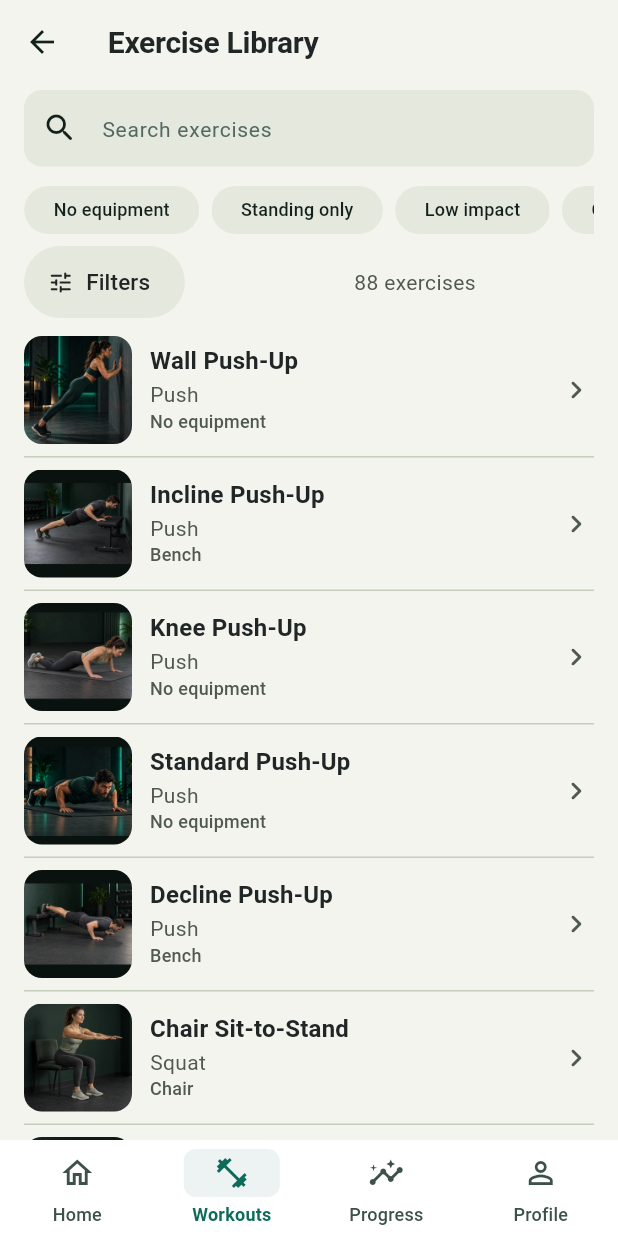
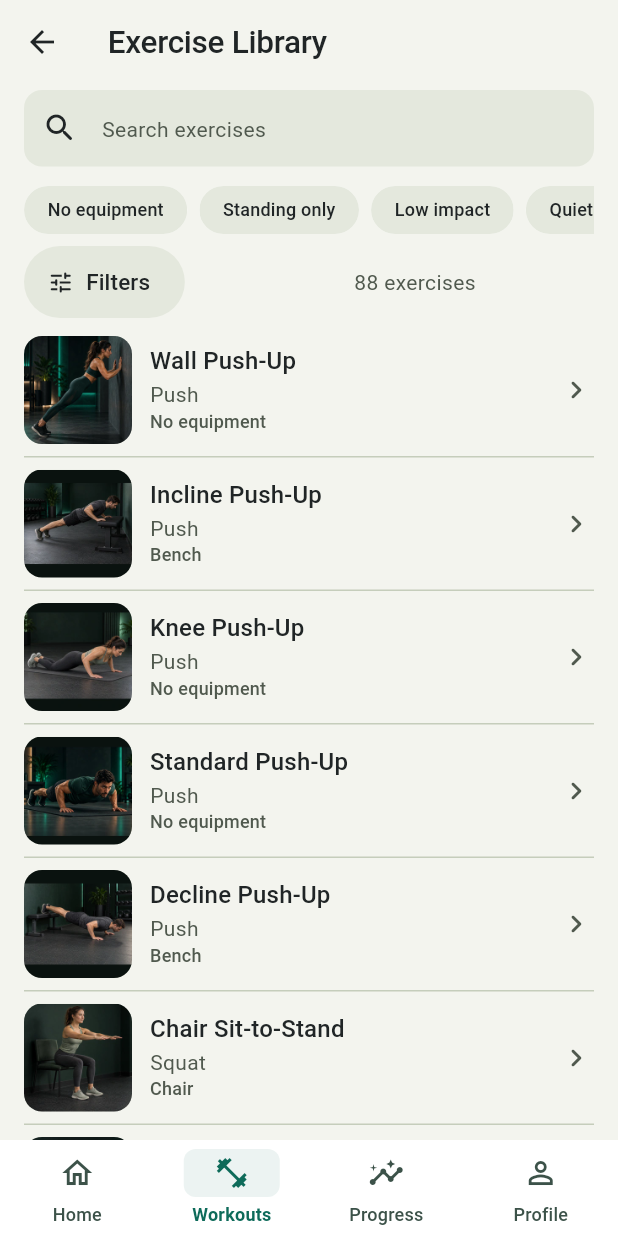
Before and after one commit to mu-spec/fitflow, a Flutter app: the ProgramSessionPlayerScreen screen opened directly with empty values, after a tap on "Back to programs", after a tap on "Exercise Library", on a phone screen of 412 x 824 dp. Run offline on Flutter 3.47's test engine with Material 3 defaults, Android fonts, the phone set to English and light mode, and no system bars; our stand-ins replace file_picker, flutter_local_notifications, flutter_riverpod, flutter_timezone, flutter_tts, go_router and 2 more; accounts and stored records are empty.

Commit message:
Complete Workouts-area presentation and nested flow polish

```diff
--- a/fitflow/lib/features/workouts/presentation/custom_workout_builder_screen.dart
+++ b/fitflow/lib/features/workouts/presentation/custom_workout_builder_screen.dart
@@ -183,6 +183,7 @@ class _CustomWorkoutBuilderScreenState
       context: context,
       animationStyle: SystemMotion.overlay(context),
       builder: (ctx) => AlertDialog(
+        scrollable: true,
         title: const Text('Discard changes?'),
         content: const Text('You have unsaved changes. Discard them?'),
         actions: [
--- a/fitflow/lib/features/workouts/presentation/custom_workout_detail_screen.dart
+++ b/fitflow/lib/features/workouts/presentation/custom_workout_detail_screen.dart
@@ -68,6 +68,7 @@ class _CustomWorkoutDetailContent extends ConsumerWidget {
                 context: context,
                 animationStyle: SystemMotion.overlay(context),
                 builder: (ctx) => AlertDialog(
+                  scrollable: true,
                   title: Text(context.l10n.trainingDeleteTitle),
                   content: Text(context.l10n.trainingDeleteBody),
                   actions: [
--- a/fitflow/lib/features/workouts/presentation/widgets/exercise_filter_sheet.dart
+++ b/fitflow/lib/features/workouts/presentation/widgets/exercise_filter_sheet.dart
@@ -210,13 +210,13 @@ class _FilterSection extends StatelessWidget {
   Widget build(BuildContext context) {
     final theme = Theme.of(context);
     return Padding(
-      padding: const EdgeInsets.only(bottom: 20),
+      padding: const EdgeInsets.only(bottom: 12),
       child: Column(
         crossAxisAlignment: CrossAxisAlignment.start,
         children: [
           Text(title,
               style: theme.textTheme.titleMedium
-                  ?.copyWith(fontWeight: FontWeight.w600)),
+                  ?.copyWith(fontWeight: FontWeight.w500)),
           const SizedBox(height: 8),
           child,
         ],
--- a/fitflow/lib/features/workouts/presentation/widgets/exercise_list_tile.dart
+++ b/fitflow/lib/features/workouts/presentation/widgets/exercise_list_tile.dart
@@ -59,7 +59,7 @@ class ExerciseListTile extends StatelessWidget {
                           style: Theme.of(context)
                               .textTheme
                               .titleMedium
-                              ?.copyWith(fontWeight: FontWeight.w600),
+                              ?.copyWith(fontWeight: FontWeight.w500),
                         ),
                         if (focus.isNotEmpty) ...[
                           const SizedBox(height: 2),
--- a/fitflow/lib/features/workouts/presentation/widgets/exercise_variation_card.dart
+++ b/fitflow/lib/features/workouts/presentation/widgets/exercise_variation_card.dart
@@ -87,7 +87,7 @@ class ExerciseVariationCard extends StatelessWidget {
                         directionLabel,
                         style: theme.textTheme.labelMedium?.copyWith(
                           color: FitFlowTheme.of(context).brand,
-                          fontWeight: FontWeight.w700,
+                          fontWeight: FontWeight.w500,
                           letterSpacing: .35,
                         ),
                       ),
@@ -96,7 +96,7 @@ class ExerciseVariationCard extends StatelessWidget {
                         exercise.name,
                         style: theme.textTheme.titleSmall?.copyWith(
                           color: FitFlowTheme.of(context).textPrimary,
-                          fontWeight: FontWeight.w700,
+                          fontWeight: FontWeight.w500,
                         ),
                       ),
                       const SizedBox(height: 2),
--- a/fitflow/lib/features/workouts/presentation/workouts_screen.dart
+++ b/fitflow/lib/features/workouts/presentation/workouts_screen.dart
@@ -322,6 +322,7 @@ class _CustomWorkoutCard extends ConsumerWidget {
                       context: context,
                       animationStyle: SystemMotion.overlay(context),
                       builder: (ctx) => AlertDialog(
+                        scrollable: true,
                         title: Text(context.l10n.trainingDeleteTitle),
                         content: Text(context.l10n.trainingDeleteBody),
                         actions: [
--- a/fitflow/lib/features/workouts/presentation/workouts_theme.dart
+++ b/fitflow/lib/features/workouts/presentation/workouts_theme.dart
@@ -2,7 +2,7 @@ import 'package:fitflow/core/design/fitflow_colors.dart';
 import 'package:fitflow/core/design/fitflow_theme_extension.dart';
 import 'package:flutter/material.dart';
 
-/// Workouts-hub-only Slate + Citrus roles. The user's selected brightness is retained.
+/// Opt-in Workouts-area Slate + Citrus roles. The user's selected brightness is retained.
 class WorkoutsTheme extends StatelessWidget {
   const WorkoutsTheme({super.key, required this.child});
   final Widget child;
@@ -96,9 +96,69 @@ class WorkoutsTheme extends StatelessWidget {
             foregroundColor: ink,
             surfaceTintColor: Colors.transparent,
             // Nested Workouts-area screens share the hub's title rhythm.
-            titleTextStyle: text.titleLarge),
+            titleTextStyle: text.titleLarge
+                ?.copyWith(fontSize: 21, fontWeight: FontWeight.w500)),
         bottomSheetTheme: base.bottomSheetTheme.copyWith(backgroundColor: page),
-        dialogTheme: base.dialogTheme.copyWith(backgroundColor: page),
+        dialogTheme: base.dialogTheme.copyWith(
+          backgroundColor: page,
+          titleTextStyle: text.titleLarge
+              ?.copyWith(fontSize: 21, fontWeight: FontWeight.w500),
+          contentTextStyle: text.bodyMedium?.copyWith(color: secondary),
+        ),
+        cardTheme: base.cardTheme.copyWith(
+          color: surface,
+          shape:
+              RoundedRectangleBorder(borderRadius: BorderRadius.circular(16)),
+        ),
+        iconButtonTheme: IconButtonThemeData(
+          style: IconButton.styleFrom(
+            foregroundColor: ink,
+            minimumSize: const Size(48, 48),
+          ),
+        ),
+        listTileTheme: base.listTileTheme.copyWith(
+          textColor: ink,
+          iconColor: secondary,
+        ),
+        inputDecorationTheme: base.inputDecorationTheme.copyWith(
+          fillColor: surface,
+          hintStyle: text.bodyMedium?.copyWith(color: secondary),
+          labelStyle: text.bodyMedium?.copyWith(color: secondary),
+          floatingLabelStyle: text.bodyMedium?.copyWith(color: accent),
+          enabledBorder: OutlineInputBorder(
+            borderRadius: BorderRadius.circular(12),
+            borderSide: BorderSide(color: line),
+          ),
+          focusedBorder: OutlineInputBorder(
+            borderRadius: BorderRadius.circular(12),
+            borderSide: BorderSide(color: accent, width: 2),
+          ),
+        ),
+        textSelectionTheme: base.textSelectionTheme.copyWith(
+          cursorColor: accent,
+          selectionColor: accent.withValues(alpha: .25),
+          selectionHandleColor: accent,
+        ),
+        chipTheme: base.chipTheme.copyWith(
+          backgroundColor: surface,
+          selectedColor: citrus,
+          secondarySelectedColor: citrus,
+          disabledColor: surface,
+          checkmarkColor: slate,
+          labelStyle: text.labelMedium?.copyWith(
+            color: WidgetStateColor.resolveWith((states) =>
+                states.contains(WidgetState.selected) ? slate : ink),
+            fontWeight: FontWeight.w500,
+          ),
+          secondaryLabelStyle: text.labelMedium?.copyWith(color: slate),
+          side: BorderSide(color: line),
+          padding: const EdgeInsets.symmetric(horizontal: 8, vertical: 4),
+        ),
+        progressIndicatorTheme: base.progressIndicatorTheme.copyWith(
+          color: accent,
+          linearTrackColor: surface,
+          circularTrackColor: surface,
+        ),
         filledButtonTheme: FilledButtonThemeData(
             style: FilledButton.styleFrom(
           backgroundColor: citrus,
@@ -120,7 +180,11 @@ class WorkoutsTheme extends StatelessWidget {
           minimumSize: const Size(48, 48),
           side: BorderSide(color: line),
         )),
-        popupMenuTheme: base.popupMenuTheme.copyWith(color: surface),
+        popupMenuTheme: base.popupMenuTheme.copyWith(
+          color: surface,
+          textStyle: text.bodyMedium,
+        ),
+        dividerTheme: base.dividerTheme.copyWith(color: line),
         dividerColor: line,
       ),
       child: child,
```
Also changed, not shown: fitflow/lib/features/programs/presentation/program_session_preview_screen.dart (+74 -126 lines), fitflow/lib/features/programs/presentation/widgets/program_widgets.dart (+13 -28 lines), 4 other files.
